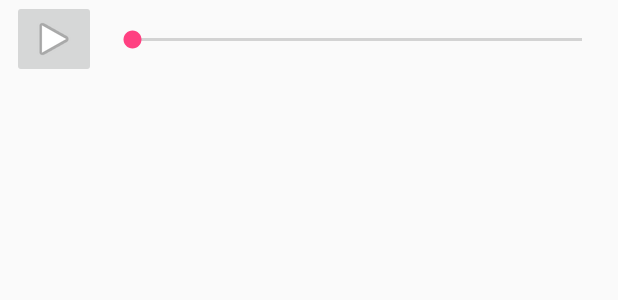
After one commit to OSLL/adfmp18-structured-notes, an Android app: the layout note_audio_record.xml on its own in the app's theme, with its tools: preview values and no code run, on a phone screen of 412 x 824 dp. The commit adds this screen. Shown: the top 300 px of the screen. Run offline under Robolectric (Android 15) with nearby library versions, the phone set to English and light mode, and no system bars.

Commit message:
add audio recorder

```diff
--- a/app/src/main/AndroidManifest.xml
+++ b/app/src/main/AndroidManifest.xml
@@ -3,6 +3,7 @@
           package="ru.spbau.mit.structurednotes">
 
     <uses-permission android:name="android.permission.WRITE_EXTERNAL_STORAGE" />
+    <uses-permission android:name="android.permission.RECORD_AUDIO" />
 
     <application
             android:allowBackup="true"
--- /dev/null
+++ b/app/src/main/res/layout/note_audio_record.xml
@@ -0,0 +1,20 @@
+<?xml version="1.0" encoding="utf-8"?>
+<android.support.constraint.ConstraintLayout xmlns:android="http://schemas.android.com/apk/res/android"
+                                             xmlns:app="http://schemas.android.com/apk/res-auto"
+                                             xmlns:tools="http://schemas.android.com/tools"
+                                             android:layout_width="match_parent"
+                                             android:layout_height="wrap_content">
+
+    <ImageButton
+            android:layout_width="wrap_content"
+            android:layout_height="wrap_content" app:srcCompat="@android:drawable/ic_media_play"
+            android:id="@+id/play_button" app:layout_constraintStart_toStartOf="parent"
+            android:layout_marginStart="8dp"/>
+    <SeekBar
+            android:layout_width="0dp"
+            android:layout_height="wrap_content"
+            android:id="@+id/progress" app:layout_constraintEnd_toEndOf="parent" android:layout_marginEnd="8dp"
+            app:layout_constraintTop_toTopOf="parent" android:layout_marginTop="8dp"
+            app:layout_constraintBottom_toBottomOf="parent" android:layout_marginBottom="8dp"
+            app:layout_constraintStart_toEndOf="@+id/play_button" android:layout_marginStart="8dp"/>
+</android.support.constraint.ConstraintLayout>
```
Also changed, not shown: app/src/main/kotlin/ru/spbau/mit/structurednotes/data/CardType.kt (+72 -9 lines), app/src/main/kotlin/ru/spbau/mit/structurednotes/ui/note/NoteActivity.kt (+56 -3 lines), app/src/main/res/layout/note_audio.xml (+5 -2 lines).
